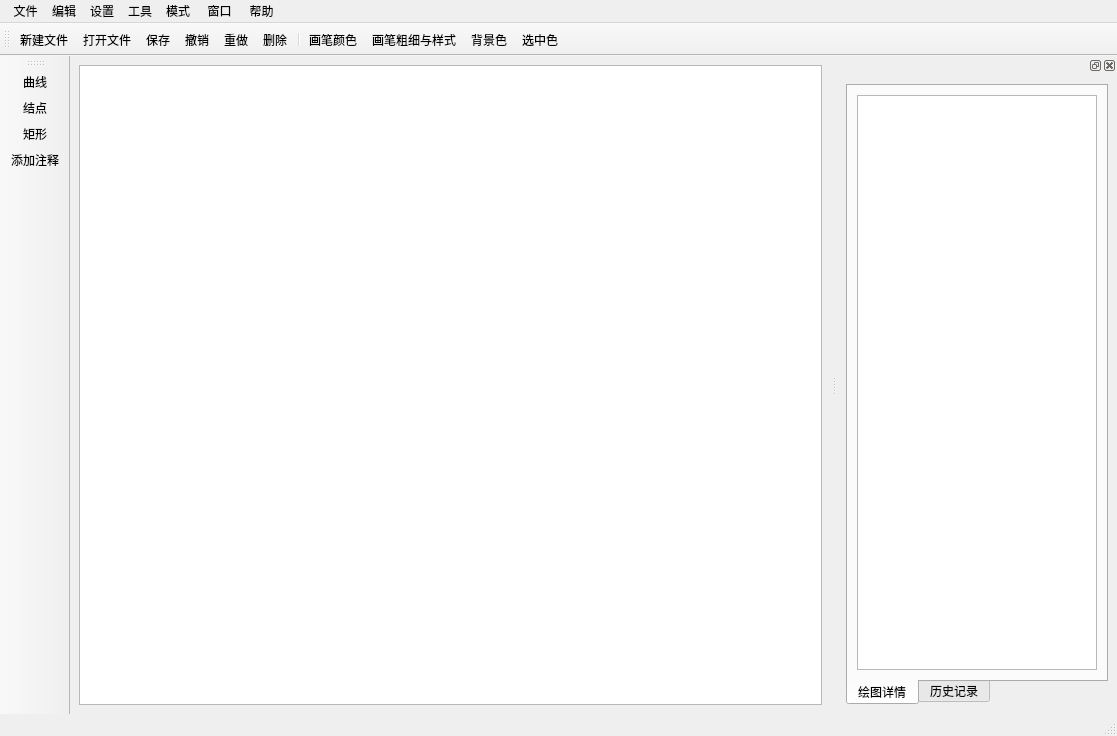
This is src/QtApp/MainWindow.ui in BBlance/Discrete_math.graph_theory as Qt 5 draws it before an edit. The edited form follows.
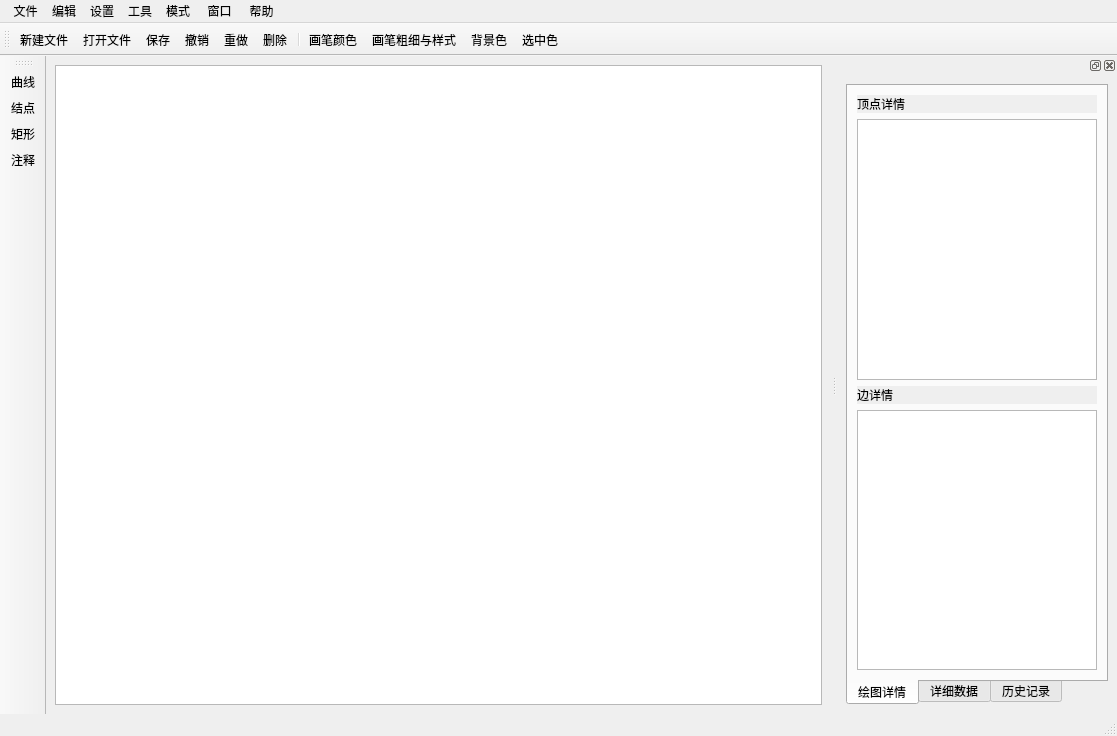
This is the edited form. The open tabs and pages were chosen to show the change. Icons and pictures are not drawn.

What changed in the file:
```diff
--- a/src/QtApp/MainWindow.ui
+++ b/src/QtApp/MainWindow.ui
@@ -274,7 +274,7 @@
    <property name="minimumSize">
     <size>
      <width>270</width>
-     <height>178</height>
+     <height>331</height>
     </size>
    </property>
    <property name="maximumSize">
@@ -317,7 +317,17 @@
         </attribute>
         <layout class="QVBoxLayout" name="verticalLayout_3">
          <item>
-          <widget class="QListView" name="graphDetails">
+          <widget class="QLabel" name="label">
+           <property name="autoFillBackground">
+            <bool>true</bool>
+           </property>
+           <property name="text">
+            <string>顶点详情</string>
+           </property>
+          </widget>
+         </item>
+         <item>
+          <widget class="QListView" name="nodeDetails">
            <property name="minimumSize">
             <size>
              <width>0</width>
@@ -332,6 +342,36 @@
            </property>
           </widget>
          </item>
+         <item>
+          <widget class="QLabel" name="label_2">
+           <property name="autoFillBackground">
+            <bool>true</bool>
+           </property>
+           <property name="text">
+            <string>边详情</string>
+           </property>
+          </widget>
+         </item>
+         <item>
+          <widget class="QListView" name="edgeDetails"/>
+         </item>
+        </layout>
+       </widget>
+       <widget class="QWidget" name="DataDeatils">
+        <attribute name="title">
+         <string>详细数据</string>
+        </attribute>
+        <layout class="QVBoxLayout" name="verticalLayout_5">
+         <item>
+          <widget class="QLabel" name="dataName">
+           <property name="text">
+            <string/>
+           </property>
+          </widget>
+         </item>
+         <item>
+          <widget class="QListView" name="dataDeatils"/>
+         </item>
         </layout>
        </widget>
        <widget class="QWidget" name="HistoryTab">
@@ -895,7 +935,7 @@
      <normalon>:/icons/images/800.bmp</normalon>:/icons/images/text_128px_1258351_easyicon.net.ico</iconset>
    </property>
    <property name="text">
-    <string>添加注释</string>
+    <string>注释</string>
    </property>
    <property name="toolTip">
     <string>添加注释</string>
```
Left out of the diff: 6 changed lines with no effect on the pictures.
